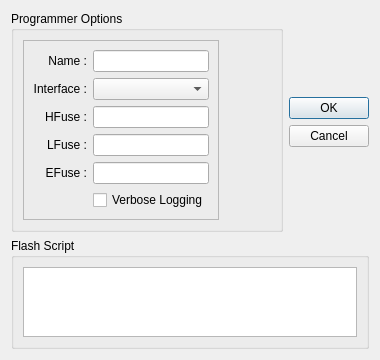
This is src/optiondlg.ui in muman613/atmel-programmer-ui as Qt 5 draws it before an edit. The edited form follows.
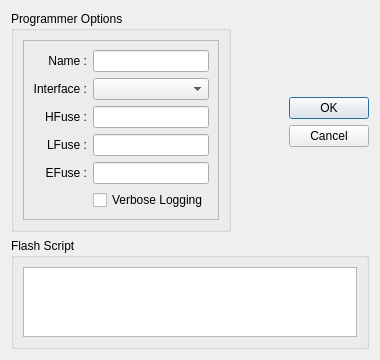
This is the edited form.

Diff of the .ui file:
```diff
--- a/src/optiondlg.ui
+++ b/src/optiondlg.ui
@@ -14,7 +14,7 @@
    <string>Option Dialog</string>
   </property>
   <layout class="QGridLayout" name="gridLayout_2">
-   <item row="0" column="1">
+   <item row="0" column="2">
     <widget class="QDialogButtonBox" name="buttonBox">
      <property name="orientation">
       <enum>Qt::Vertical</enum>
@@ -148,7 +148,7 @@
      </layout>
     </widget>
    </item>
-   <item row="1" column="0" colspan="2">
+   <item row="1" column="0" colspan="3">
     <widget class="QGroupBox" name="groupBox_2">
      <property name="title">
       <string>Flash Script</string>
@@ -160,6 +160,19 @@
      </layout>
     </widget>
    </item>
+   <item row="0" column="1">
+    <spacer name="horizontalSpacer">
+     <property name="orientation">
+      <enum>Qt::Horizontal</enum>
+     </property>
+     <property name="sizeHint" stdset="0">
+      <size>
+       <width>40</width>
+       <height>20</height>
+      </size>
+     </property>
+    </spacer>
+   </item>
   </layout>
  </widget>
  <resources/>
```
Left out of the diff: 9 changed lines with no effect on the pictures.
